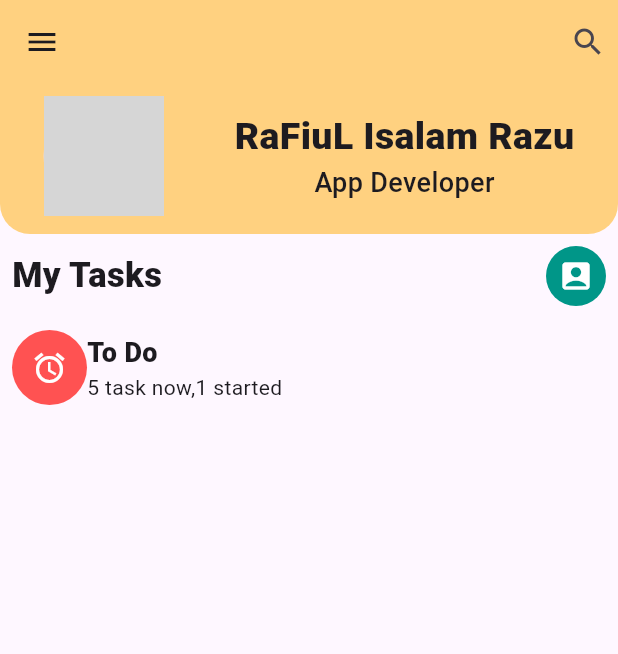
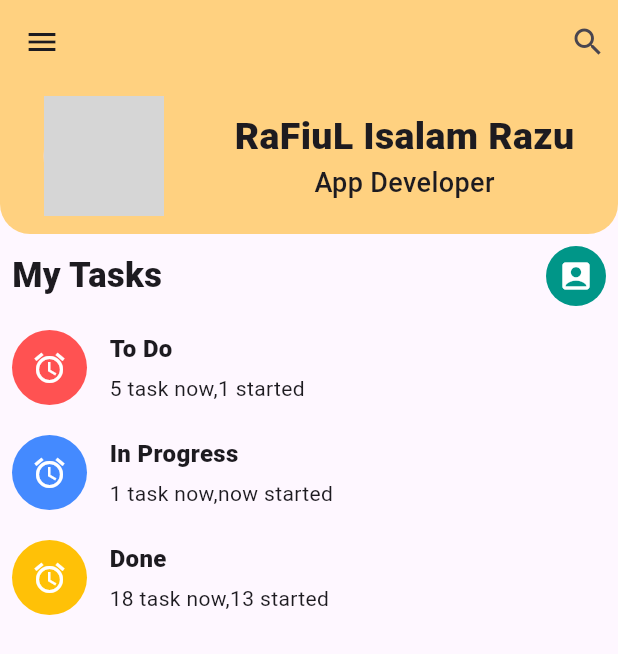
Before and after one commit to RaFiuL-RaZu/homepage, a Flutter app: the screen it shows after launch, on a phone screen of 412 x 824 dp. Shown: the top 654 px of the screen. Run offline on Flutter 3.47's test engine with Material 3 defaults, Android fonts, the phone set to English and light mode, and no system bars; network calls fail; grey boxes are pictures that could not be loaded.

Commit message:
innit commit

```diff
--- a/lib/main.dart
+++ b/lib/main.dart
@@ -107,16 +107,64 @@ class Homescren extends StatelessWidget{
                           borderRadius: BorderRadius.circular(50),
                         ),
                       ),
+                      SizedBox(width: 15,),
                       Column(
                         crossAxisAlignment: CrossAxisAlignment.start,
                         children: [
-                          Text("To Do",style: TextStyle(fontSize: 18,fontWeight: FontWeight.w800),),
-                          SizedBox(width: 5,),
+                          Text("To Do",style: TextStyle(fontSize: 16,fontWeight: FontWeight.w800),),
+                          SizedBox(height: 5,),
                           Text("5 task now,1 started"),
                         ],
                       ),
                     ],
                   ),
+                  SizedBox(height: 20,),
+                  Row(
+                    children: [
+                      Container(
+                        height: 50,
+                        width: 50,
+                        child: Icon(Icons.alarm,color: Colors.white,),
+                        decoration: BoxDecoration(
+                          color: Colors.blueAccent,
+                          borderRadius: BorderRadius.circular(50),
+                        ),
+                      ),
+                      SizedBox(width: 15,),
+                      Column(
+                        crossAxisAlignment: CrossAxisAlignment.start,
+                        children: [
+                          Text("In Progress",style: TextStyle(fontSize: 16,fontWeight: FontWeight.w800),),
+                          SizedBox(height: 5,),
+                          Text("1 task now,now started"),
+                        ],
+                      ),
+                    ],
+                  ),
+                  SizedBox(height: 20,),
+                  Row(
+                    children: [
+                      Container(
+                        height: 50,
+                        width: 50,
+                        child: Icon(Icons.alarm,color: Colors.white,),
+                        decoration: BoxDecoration(
+                          color: Colors.amber,
+                          borderRadius: BorderRadius.circular(50),
+                        ),
+                      ),
+                      SizedBox(width: 15,),
+                      Column(
+                        crossAxisAlignment: CrossAxisAlignment.start,
+                        children: [
+                          Text("Done",style: TextStyle(fontSize: 16,fontWeight: FontWeight.w800),),
+                          SizedBox(height: 5,),
+                          Text("18 task now,13 started"),
+                        ],
+                      ),
+                    ],
+                  ),
+
                 ],
               ),
             )
```
